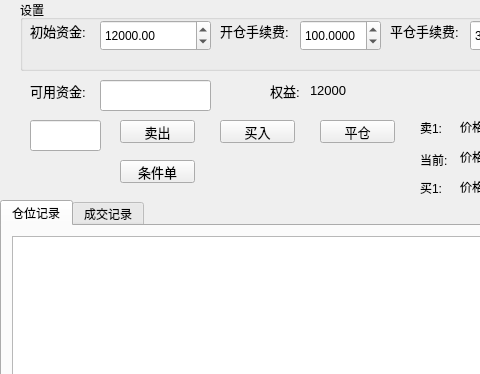
First picture: the form in FutureSystem/mocktrade.ui, repository spartawwy/FuturesForecast, before the edit; both pictures show x 0 to 480 and y 0 to 374 of the 637 by 579 pixel window.
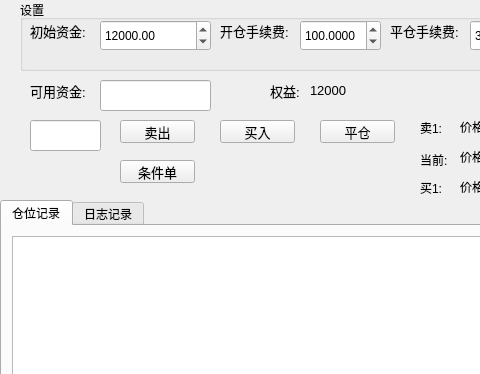
Second picture: the form after the edit. The open tabs and pages were chosen to show the change.

The edit to the form file:
```diff
--- a/FutureSystem/mocktrade.ui
+++ b/FutureSystem/mocktrade.ui
@@ -284,7 +284,7 @@
    </widget>
    <widget class="QWidget" name="tab_2">
     <attribute name="title">
-     <string>成交记录</string>
+     <string>日志记录</string>
     </attribute>
     <widget class="QPlainTextEdit" name="pe_trade_records">
      <property name="geometry">
```
Left out of the diff: 2 changed lines with no effect on the pictures.
